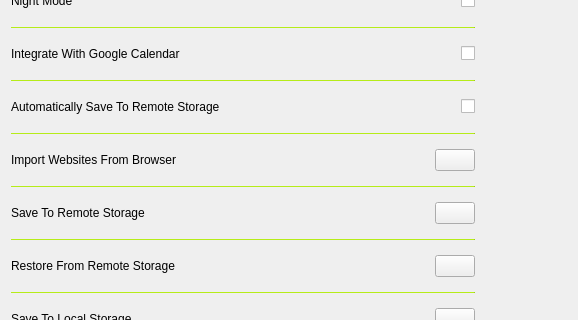
daniel-deru/WorkMate-3.0, file designs/xml/settings_tab.ui: the form before one commit; both pictures show x 0 to 578 and y 242 to 562 of the 949 by 722 pixel window.
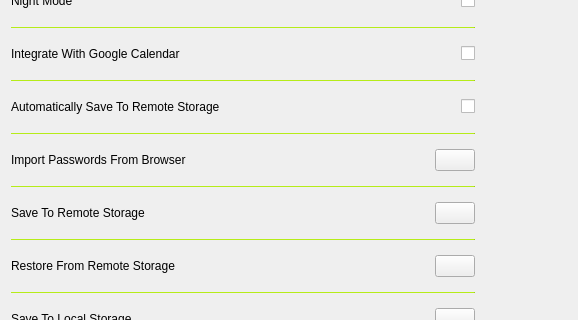
The form after the commit. Icons and pictures are not drawn.

What changed in the file:
```diff
--- a/designs/xml/settings_tab.ui
+++ b/designs/xml/settings_tab.ui
@@ -470,7 +470,7 @@
           </size>
          </property>
          <property name="text">
-          <string>Import Websites From Browser</string>
+          <string>Import Passwords From Browser</string>
          </property>
         </widget>
        </item>
```
